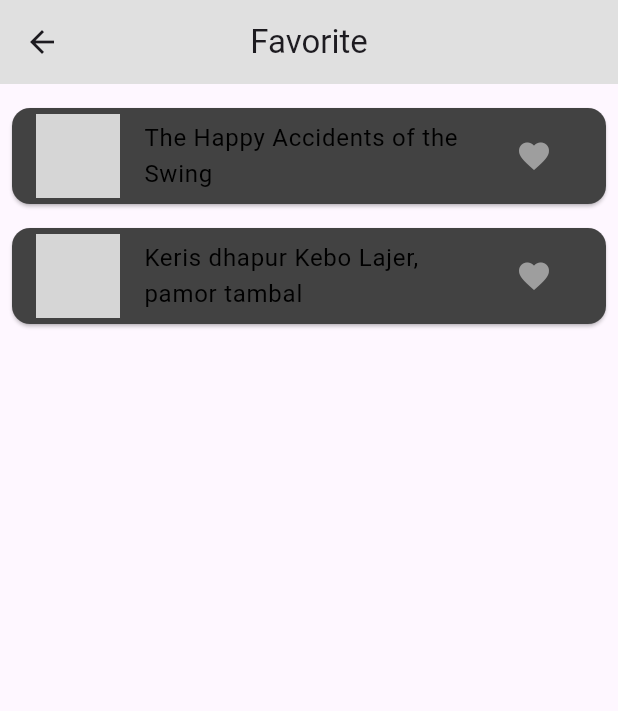
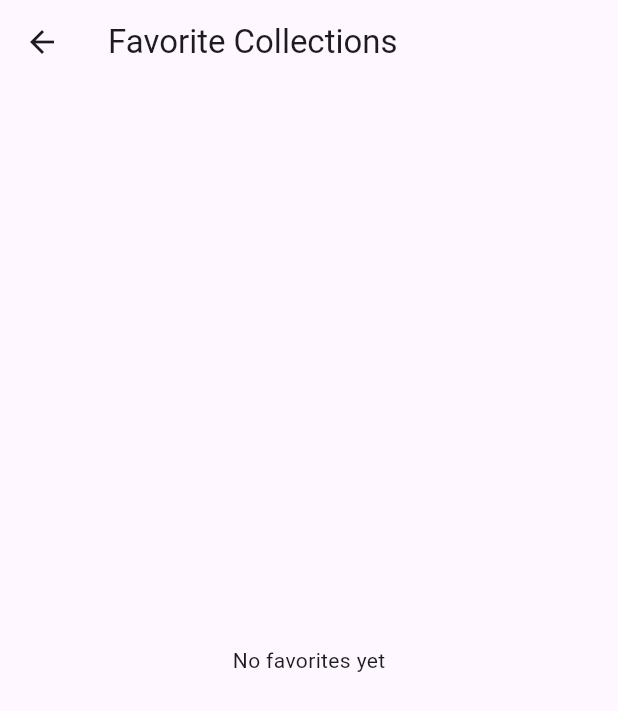
Before and after one commit to jennijenni275/proyekPAB, a Flutter app: the FavoriteScreen screen opened directly, on a phone screen of 412 x 824 dp. Shown: the top 711 px of the screen. Run offline on Flutter 3.47's test engine with Material 3 defaults, Android fonts, the phone set to English and light mode, and no system bars; our stand-ins replace cloud_firestore, firebase_auth, firebase_core, firebase_database, firebase_storage, google_maps_flutter and 1 more; accounts and stored records are empty; grey boxes are pictures that could not be loaded.

Commit message:
favorite done

```diff
--- a/museglo/lib/screens/favorite_screen.dart
+++ b/museglo/lib/screens/favorite_screen.dart
@@ -1,112 +1,88 @@
 import 'package:flutter/material.dart';
-import 'package:museglo/screens/profile_screen.dart';
+import 'dart:convert';
+import 'package:museglo/model/MuseumModel.dart';
+import 'package:museglo/model/favorite_storage.dart';
+import 'detail_screen.dart';
 
 class FavoriteScreen extends StatefulWidget {
-  const FavoriteScreen({super.key});
+  const FavoriteScreen({Key? key}) : super(key: key);
 
   @override
   State<FavoriteScreen> createState() => _FavoriteScreenState();
 }
 
 class _FavoriteScreenState extends State<FavoriteScreen> {
-  // Simpan status favorite untuk setiap item (bisa pakai id unik jika ada)
-  final List<bool> _isFavorited = [false, false];
+  void _removeFavorite(dynamic collection) {
+    setState(() {
+      FavoriteStorage.favorites.removeWhere(
+        (item) =>
+            item.title == collection.title &&
+            item.artist == collection.artist &&
+            item.year == collection.year,
+      );
+    });
+  }
 
   @override
   Widget build(BuildContext context) {
+    final favorites = FavoriteStorage.favorites;
+
     return Scaffold(
-      appBar: AppBar(
-        title: const Text('Favorite'),
-        backgroundColor: Colors.grey[300],
-        centerTitle: true,
+      appBar: AppBar(title: const Text('Favorite Collections')),
+      body:
+          favorites.isEmpty
+              ? const Center(child: Text('No favorites yet'))
+              : ListView.builder(
+                itemCount: favorites.length,
+                itemBuilder: (context, index) {
+                  final collection = favorites[index];
+                  return Card(
+                    margin: const EdgeInsets.all(10),
+                    child: ListTile(
+                      leading:
+                          collection.imageBase64.isNotEmpty
+                              ? Image.memory(
+                                base64Decode(collection.imageBase64),
+                                width: 50,
+                                height: 50,
+                                fit: BoxFit.cover,
+                              )
+                              : null,
+                      title: Text(collection.title),
+                      subtitle: Text(
+                        '${collection.artist} (${collection.year})',
                       ),
-      body: ListView(
-        padding: const EdgeInsets.all(8.0),
-        children: [
-          FavoriteItem(
-            imageUrl: 'https://placehold.co/100x100',
-            title: 'The Happy Accidents of the Swing',
-            isFavorited: _isFavorited[0],
-            onFavoriteTap: () {
-              setState(() {
-                _isFavorited[0] = !_isFavorited[0];
+                      trailing: IconButton(
+                        icon: const Icon(Icons.favorite, color: Colors.red),
+                        onPressed: () {
+                          // Hapus koleksi dari favorit
+                          _removeFavorite(collection);
+                        },
+                      ),
+                      onTap: () {
+                        // Dummy museum hanya berisi satu koleksi favorit yang dipilih
+                        final dummyMuseum = Museum(
+                          name: 'Favorites',
+                          location: '',
+                          mapsUrl: '',
+                          openHours: '',
+                          collections: [collection],
+                        );
+                        Navigator.push(
+                          context,
+                          MaterialPageRoute(
+                            builder:
+                                (context) => DetailScreen(museum: dummyMuseum),
+                          ),
+                        ).then((_) {
+                          // Jika kembali dari DetailScreen, refresh daftar favorit
+                          setState(() {});
                         });
                       },
                     ),
-          FavoriteItem(
-            imageUrl: 'https://placehold.co/100x100',
-            title: 'Keris dhapur Kebo Lajer, pamor tambal',
-            isFavorited: _isFavorited[1],
-            onFavoriteTap: () {
-              setState(() {
-                _isFavorited[1] = !_isFavorited[1];
-              });
+                  );
                 },
-          ),
-        ],
-      ),
-      bottomNavigationBar: BottomNavigationBar(
-        items: const [
-          BottomNavigationBarItem(icon: Icon(Icons.home), label: 'Home'),
-          BottomNavigationBarItem(icon: Icon(Icons.search), label: 'Search'),
-          BottomNavigationBarItem(icon: Icon(Icons.post_add), label: 'Post'),
-          BottomNavigationBarItem(icon: Icon(Icons.person), label: 'Profile'),
-        ],
               ),
     );
   }
 }
-
-class FavoriteItem extends StatelessWidget {
-  final String imageUrl;
-  final String title;
-  final bool isFavorited;
-  final VoidCallback onFavoriteTap;
-
-  const FavoriteItem({
-    required this.imageUrl,
-    required this.title,
-    required this.isFavorited,
-    required this.onFavoriteTap,
-    super.key,
-  });
-
-  @override
-  Widget build(BuildContext context) {
-    return Card(
-      color: Colors.grey[800],
-      margin: const EdgeInsets.symmetric(vertical: 8),
-      child: ListTile(
-        leading: GestureDetector(
-          onTap: () {
-            Navigator.push(
-              context,
-              MaterialPageRoute(builder: (_) => const ProfileScreen()),
-            );
-          },
-          child: Image.network(
-            imageUrl,
-            width: 56,
-            height: 56,
-            fit: BoxFit.cover,
-          ),
-        ),
-        title: Text(
-          title,
-          style: TextStyle(
-            color: Theme.of(context).brightness == Brightness.dark
-                ? Colors.white
-                : Colors.black,
-          ),
-        ),
-        trailing: IconButton(
-          icon: Icon(
-            Icons.favorite,
-            color: isFavorited ? Colors.red : Colors.grey,
-          ),
-          onPressed: onFavoriteTap,
-        ),
-      ),
-    );
-  }
-}
```
Also changed, not shown: museglo/lib/model/favorite_storage.dart (added, +29 -0 lines), museglo/lib/screens/detail_screen.dart (+43 -16 lines). Lines whose indentation alone changed are shown as unchanged.
